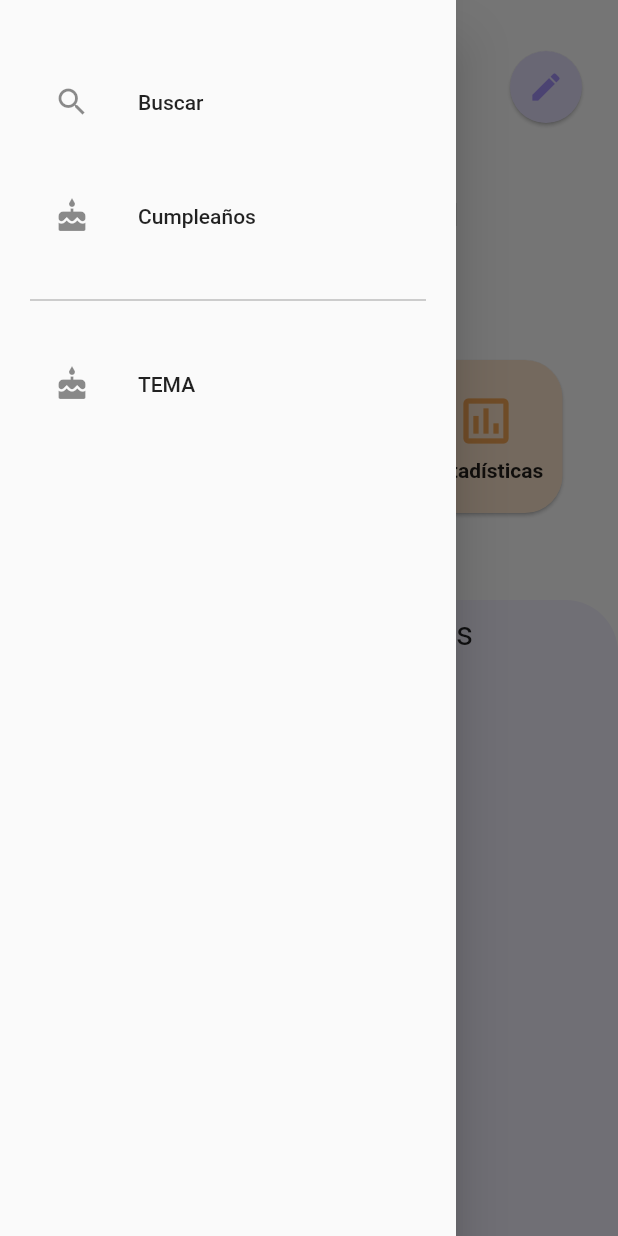
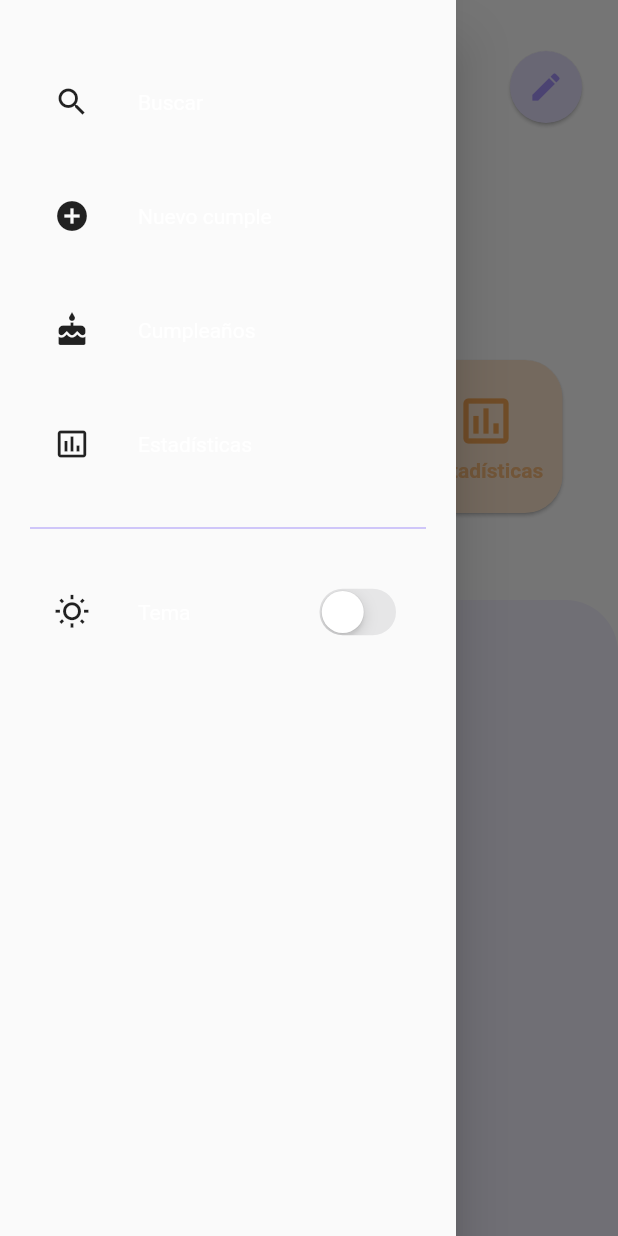
Before and after one commit to xJJALx/agenda_cumples, a Flutter app: the screen it shows after launch, with the side drawer open, on a phone screen of 412 x 824 dp. Run offline on Flutter 3.47's test engine with Material 2 defaults, Android fonts, the phone set to English and light mode, and no system bars; our stand-ins replace cloud_firestore, firebase_core, google_fonts, pie_chart; accounts and stored records are empty; Roboto replaces fonts that are missing (Play).

Commit message:
Tema oscuro

```diff
--- a/lib/main.dart
+++ b/lib/main.dart
@@ -1,8 +1,10 @@
+import 'package:flutter/material.dart';
+import 'package:provider/provider.dart';
+
+import 'package:agenda_cumples/ui/providers/theme_provider.dart';
 import 'package:agenda_cumples/data/repositories/firebase_cumples_repository.dart';
+import 'package:agenda_cumples/ui/routes/routes.dart';
 import 'package:agenda_cumples/ui/providers/cumple_provider.dart';
-import 'package:flutter/material.dart';
-import 'package:agenda_cumples/ui/routes/routes.dart';
-import 'package:provider/provider.dart';
 
 void main() async {
   WidgetsFlutterBinding.ensureInitialized();
@@ -19,6 +21,7 @@ class AppState extends StatelessWidget {
     return MultiProvider(
       providers: [
         ChangeNotifierProvider(create: (_) => CumpleProvider()),
+        ChangeNotifierProvider(create: (_) => ThemeProvider()),
       ],
       child: const MyApp(),
     );
@@ -33,6 +36,7 @@ class MyApp extends StatelessWidget {
     return MaterialApp(
       debugShowCheckedModeBanner: false,
       title: 'Agenda cumpleaños',
+      theme: Provider.of<ThemeProvider>(context).getTheme,
       initialRoute: 'home',
       routes: appRoutes,
     );
--- a/lib/ui/providers/cumple_provider.dart
+++ b/lib/ui/providers/cumple_provider.dart
@@ -23,7 +23,7 @@ class CumpleProvider extends ChangeNotifier {
   DateTime get today => _today;
   Cumple get cumple => _cumple;
 
-   int countCumples() => _cumplesResp.length;
+  int countCumples() => _cumplesResp.length;
 
   CumpleProvider() {
     getCumples();
@@ -91,7 +91,6 @@ class CumpleProvider extends ChangeNotifier {
     if (_nearCumples.isEmpty) {
       _nearCumples = [..._cumplesResp.where((cumple) => cumple.date.month == _today.month && cumple.date.day >= _today.day)];
     }
-
     // Cumple más cerano
     while (_nearCumples.isEmpty && nextMonth <= 12) {
       _nearCumples = [..._cumplesResp.where((cumple) => cumple.date.month == _today.month + nextMonth)];
@@ -99,7 +98,6 @@ class CumpleProvider extends ChangeNotifier {
     }
 
     notifyListeners();
-
     // var nearCumples = _cumples.map((cumple) {
     //   if (cumple.month == _today.month) return cumple;
     // }).toList();
--- /dev/null
+++ b/lib/ui/providers/theme_provider.dart
@@ -0,0 +1,23 @@
+import 'package:flutter/material.dart';
+
+import 'package:agenda_cumples/ui/theme/themes.dart';
+
+// Todo: Neomorfismo
+class ThemeProvider extends ChangeNotifier {
+  ThemeData _theme = LightTheme.light;
+  bool _isDark = false;
+
+  ThemeData get getTheme => _theme;
+  bool get isDark => _isDark;
+
+  set setTheme(String value) {
+    if (value == 'dark') {
+      _theme = DarkTheme.dark;
+      _isDark = true;
+    } else if(value == 'light') {
+      _theme = LightTheme.light;
+      _isDark = false;
+    }
+    notifyListeners();
+  }
+}
--- a/lib/ui/screens/home/home_screen.dart
+++ b/lib/ui/screens/home/home_screen.dart
@@ -30,7 +30,6 @@ class _HomeScreenState extends State<HomeScreen> {
   @override
   Widget build(BuildContext context) {
     return Scaffold(
-      backgroundColor: Colors.white,
       body: PageView(
         controller: _controller,
         children: const [
@@ -45,9 +44,7 @@ class _HomeScreenState extends State<HomeScreen> {
 
 
 class _Home extends StatelessWidget {
-  const _Home({
-    Key? key,
-  }) : super(key: key);
+  const _Home({Key? key}) : super(key: key);
 
   @override
   Widget build(BuildContext context) {
@@ -127,16 +124,16 @@ class CumplesSection extends StatelessWidget {
   @override
   Widget build(BuildContext context) {
     return Column(
-      children: const [
+      children:  [
         Expanded(
           child: Card(
             margin: EdgeInsets.zero,
             elevation: 0,
-            color: Color(0xFFf4f2fe),
-            shape: RoundedRectangleBorder(
+            color: Theme.of(context).colorScheme.secondary,
+            shape: const RoundedRectangleBorder(
               borderRadius: BorderRadius.only(topLeft: Radius.circular(35), topRight: Radius.circular(35)),
             ),
-            child: _Cumples(),
+            child: const _Cumples(),
           ),
         ),
       ],
@@ -157,7 +154,7 @@ class _Cumples extends StatelessWidget {
           padding: const EdgeInsets.only(top: 10),
           child: Text(
             'Proximos cumpleaños',
-            style: GoogleFonts.play(fontSize: 22),
+            style: Theme.of(context).textTheme.headline4,
           ),
         ),
         const SizedBox(height: 5),
--- a/lib/ui/screens/home/widgets/action_item.dart
+++ b/lib/ui/screens/home/widgets/action_item.dart
@@ -1,4 +1,7 @@
 import 'package:flutter/material.dart';
+import 'package:provider/provider.dart';
+
+import 'package:agenda_cumples/ui/providers/theme_provider.dart';
 
 class ActionItem extends StatelessWidget {
   const ActionItem({
@@ -15,7 +18,9 @@ class ActionItem extends StatelessWidget {
 
   @override
   Widget build(BuildContext context) {
-    return Container(
+    final bool isDark = Provider.of<ThemeProvider>(context).isDark;
+
+    final _card = Container(
       margin: const EdgeInsets.all(4),
       width: 110,
       height: 110,
@@ -29,11 +34,17 @@ class ActionItem extends StatelessWidget {
             const SizedBox(height: 5),
             Text(
               title,
-              style: const TextStyle(fontWeight: FontWeight.bold),
+              style: Theme.of(context).textTheme.button?.copyWith(color: colorIcon.withOpacity(0.7)),
             ),
           ],
         ),
       ),
     );
+
+    if (!isDark) {
+      return _card;
+    } else {
+      return Opacity(opacity: 0.7, child: _card,);
+    }
   }
 }
--- a/lib/ui/screens/home/widgets/drawer_home.dart
+++ b/lib/ui/screens/home/widgets/drawer_home.dart
@@ -1,5 +1,9 @@
 import 'package:flutter/material.dart';
+import 'package:flutter/cupertino.dart';
+import 'package:provider/provider.dart';
 
+import 'package:agenda_cumples/ui/providers/theme_provider.dart';
+import 'package:agenda_cumples/ui/providers/cumple_provider.dart';
 import 'package:agenda_cumples/ui/routes/routes.dart';
 import 'package:agenda_cumples/ui/screens/screens.dart';
 import 'package:agenda_cumples/ui/widgets/widgets.dart';
@@ -8,10 +12,13 @@ class DrawerHome extends StatelessWidget {
   DrawerHome({Key? key}) : super(key: key);
 
   final GlobalKey<ScaffoldState> _scaffoldKey = GlobalKey<ScaffoldState>();
-  final _color = const Color(0xFFa492f8);
+  final Color _color = const Color(0xFFa492f8);
+
 
   @override
   Widget build(BuildContext context) {
+    final theme = Provider.of<ThemeProvider>(context);
+
     return Drawer(
       key: _scaffoldKey,
       child: ListView(
@@ -31,35 +38,61 @@ class DrawerHome extends StatelessWidget {
           ),
           const SizedBox(height: 20),
           MenuItemTile(
-            leading: const Icon(Icons.cake),
-            text: 'Cumpleaños',
+            leading: const Icon(Icons.add_circle),
+            text: 'Nuevo cumple',
             color: _color,
             onClick: () => selectedItem(context, 1),
           ),
           const SizedBox(height: 20),
-          const Divider(color: Colors.grey),
+          MenuItemTile(
+            leading: const Icon(Icons.cake),
+            text: 'Cumpleaños',
+            color: _color,
+            onClick: () => selectedItem(context, 2),
+          ),
           const SizedBox(height: 20),
           MenuItemTile(
-            leading: const Icon(Icons.cake),
-            text: 'TEMA',
+            leading: const Icon(Icons.insert_chart_outlined),
+            text: 'Estadísticas',
             color: _color,
-            onClick: () => selectedItem(context, 2),
+            onClick: () => selectedItem(context, 3),
+          ),
+          const SizedBox(height: 20),
+          Divider(color: _color),
+          const SizedBox(height: 20),
+          ListTile(
+            leading: Icon(Icons.wb_sunny_outlined, color: Theme.of(context).iconTheme.color),
+            title: Text('Tema', style: Theme.of(context).textTheme.labelMedium),
+            trailing: CupertinoSwitch(
+              value: theme.isDark,
+              onChanged: (value) => theme.isDark ? theme.setTheme =  'light' : theme.setTheme = 'dark',
+            ),
           ),
         ],
       ),
     );
   }
 
-  // TODO: rutas
   void selectedItem(BuildContext context, int index) {
     // Cierra el Drawer antes de navegar
     Navigator.pop(context);
 
     switch (index) {
       case 0:
+        Navigator.push(context, CustomPageRoute(child: const HomeScreen()));
+        break;
+      case 1:
+        Provider.of<CumpleProvider>(context, listen: false).clearCumple();
+        Navigator.push(context, CustomPageRoute(child: const CumpleEditScreen()));
+        break;
+      case 2:
         Navigator.push(context, CustomPageRoute(child: const CumplesScreen()));
         break;
+      case 3:
+        Navigator.push(context, CustomPageRoute(child: const EstadisticasScreen()));
+        break;
       default:
+        Navigator.push(context, CustomPageRoute(child: const HomeScreen()));
     }
   }
 }
--- a/lib/ui/screens/home/widgets/profile.dart
+++ b/lib/ui/screens/home/widgets/profile.dart
@@ -1,4 +1,7 @@
 import 'package:flutter/material.dart';
+import 'package:provider/provider.dart';
+
+import 'package:agenda_cumples/ui/providers/theme_provider.dart';
 
 class Profile extends StatelessWidget {
   const Profile({Key? key}) : super(key: key);
@@ -27,20 +30,20 @@ class Avatar extends StatelessWidget {
   Widget build(BuildContext context) {
     return Column(
       mainAxisAlignment: MainAxisAlignment.center,
-      children: const [
-        CircleAvatar(
+      children: [
+        const CircleAvatar(
           radius: 35,
           backgroundImage: AssetImage('assets/WinterMask.jpeg'),
         ),
-        SizedBox(height: 10),
+        const SizedBox(height: 10),
         Text(
           'Jhon Jairo Aristizábal',
-          style: TextStyle(fontSize: 21, fontWeight: FontWeight.bold),
+          style: Theme.of(context).textTheme.headline3,
         ),
-        SizedBox(height: 5),
+        const SizedBox(height: 5),
         Text(
           'Desarrollador web',
-          style: TextStyle(fontSize: 16, color: Colors.black54),
+          style: Theme.of(context).textTheme.subtitle1,
         ),
       ],
     );
@@ -52,7 +55,6 @@ class MenuIcon extends StatelessWidget {
 
   @override
   Widget build(BuildContext context) {
-
     return Column(
       children: [
         Container(
@@ -62,7 +64,7 @@ class MenuIcon extends StatelessWidget {
             splashColor: Colors.transparent,
             highlightColor: Colors.transparent,
             hoverColor: Colors.transparent,
-            icon: const Icon(Icons.notes_sharp, color: Colors.black87),
+            icon: const Icon(Icons.notes_sharp),
           ),
         ),
       ],
@@ -75,7 +77,9 @@ class EditIcon extends StatelessWidget {
 
   @override
   Widget build(BuildContext context) {
-    return Column(
+    final isDark = Provider.of<ThemeProvider>(context).isDark;
+
+    final _editBtn = Column(
       children: [
         Container(
           margin: const EdgeInsets.only(top: 30, right: 20),
@@ -93,5 +97,11 @@ class EditIcon extends StatelessWidget {
         ),
       ],
     );
+
+    if (!isDark) {
+      return _editBtn;
+    } else {
+      return Opacity(opacity: 0.7, child: _editBtn);
+    }
   }
 }
--- /dev/null
+++ b/lib/ui/theme/dark_theme.dart
@@ -0,0 +1,23 @@
+import 'package:flutter/material.dart';
+import 'package:google_fonts/google_fonts.dart';
+
+class DarkTheme {
+  static final ThemeData dark = ThemeData.dark().copyWith(
+    scaffoldBackgroundColor: const Color.fromARGB(255, 40, 40, 40),
+    colorScheme: ColorScheme.fromSwatch().copyWith(
+      secondary: const Color.fromARGB(255, 54, 54, 54),
+    ),
+    textTheme: TextTheme(
+      headline1: GoogleFonts.play(fontSize: 44, color: const Color.fromARGB(210, 216, 206, 206)),
+      headline2: GoogleFonts.play(fontSize: 34, color: const Color.fromARGB(210, 216, 206, 206)),
+      headline3: GoogleFonts.play(fontSize: 24, color: const Color.fromARGB(210, 216, 206, 206)),
+      headline4: GoogleFonts.play(fontSize: 18, fontWeight: FontWeight.w500,  color: const Color.fromARGB(210, 216, 206, 206)),
+      subtitle1: const TextStyle(fontSize: 16, color: Color.fromARGB(213, 122, 122, 122)),
+      labelMedium: const TextStyle(fontSize: 14, color:  Color.fromARGB(210, 216, 206, 206)),
+      button: const TextStyle(fontSize: 14, fontWeight: FontWeight.bold),
+    ),
+    iconTheme: const IconThemeData(color:  Color.fromARGB(210, 216, 206, 206)),
+
+  );
+
+}
--- /dev/null
+++ b/lib/ui/theme/light_theme.dart
@@ -0,0 +1,21 @@
+import 'package:flutter/material.dart';
+import 'package:google_fonts/google_fonts.dart';
+
+class LightTheme {
+  static final ThemeData light = ThemeData.light().copyWith(
+    scaffoldBackgroundColor: Colors.white,
+    colorScheme: ColorScheme.fromSwatch().copyWith(
+      secondary: const Color(0xFFf4f2fe),
+    ),
+    textTheme: TextTheme(
+      headline1: GoogleFonts.play(fontSize: 44),
+      headline2: GoogleFonts.play(fontSize: 34),
+      headline3: GoogleFonts.play(fontSize: 24),
+      headline4: GoogleFonts.play(fontSize: 18, fontWeight: FontWeight.w500),
+      subtitle1: const TextStyle(fontSize: 16, color: Color.fromARGB(213, 122, 122, 122)),
+      labelMedium: const TextStyle(fontSize: 14),
+      button: const TextStyle(fontSize: 14, fontWeight: FontWeight.bold),
+    ),
+    iconTheme: const IconThemeData(color:  Colors.black87),
+  );
+}
--- /dev/null
+++ b/lib/ui/theme/themes.dart
@@ -0,0 +1,2 @@
+export 'package:agenda_cumples/ui/theme/light_theme.dart';
+export 'package:agenda_cumples/ui/theme/dark_theme.dart';
--- a/lib/ui/widgets/cumple_card.dart
+++ b/lib/ui/widgets/cumple_card.dart
@@ -4,6 +4,7 @@ import 'package:provider/provider.dart';
 import 'package:agenda_cumples/data/models/models.dart';
 import 'package:agenda_cumples/ui/routes/routes.dart';
 import 'package:agenda_cumples/ui/screens/screens.dart';
+import 'package:agenda_cumples/ui/providers/theme_provider.dart';
 import 'package:agenda_cumples/ui/providers/cumple_provider.dart';
 
 import 'package:agenda_cumples/ui/utils/gradient_colors.dart';
@@ -18,6 +19,7 @@ class CumpleCard extends StatelessWidget {
   Widget build(BuildContext context) {
     final size = MediaQuery.of(context).size;
     final cumpleProvider = Provider.of<CumpleProvider>(context);
+    final isDark = Provider.of<ThemeProvider>(context).isDark;
 
     return Container(
       padding: const EdgeInsets.all(20),
@@ -30,6 +32,8 @@ class CumpleCard extends StatelessWidget {
             cumpleProvider.cumple = cumple;
             Navigator.push(context, CustomPageRoute(child: const CumpleDetailsScreen()));
           },
+          child: Opacity(
+            opacity:isDark ? 0.70 : 0.95,
             child: Container(
               decoration: BoxDecoration(
                 borderRadius: const BorderRadius.all(Radius.circular(15)),
@@ -80,6 +84,7 @@ class CumpleCard extends StatelessWidget {
             ),
           ),
         ),
+      ),
     );
   }
 }
--- a/lib/ui/widgets/menu_item_tile.dart
+++ b/lib/ui/widgets/menu_item_tile.dart
@@ -18,10 +18,10 @@ class MenuItemTile extends StatelessWidget {
   Widget build(BuildContext context) {
     return ListTile(
       onTap: onClick,
-      leading: leading,
-      title: Text(text),
+      focusColor: color,
       hoverColor: color.withOpacity(0.5),
-      focusColor: color,
+      leading: leading, iconColor: Theme.of(context).iconTheme.color,
+      title: Text(text, style: Theme.of(context).textTheme.labelMedium),
     );
   }
 }
```
Also changed, not shown: lib/ui/screens/cumple_details.dart/cumple_details.dart (+6 -5 lines), lib/ui/screens/cumple_edit/cumple_edit.dart (+11 -14 lines), lib/ui/screens/estadisticas/estadisticas_screen.dart (+13 -23 lines), lib/ui/widgets/btn_back.dart (+9 -1 lines), lib/ui/widgets/cumple_card_title.dart (+5 -5 lines). Lines whose indentation alone changed are shown as unchanged.
